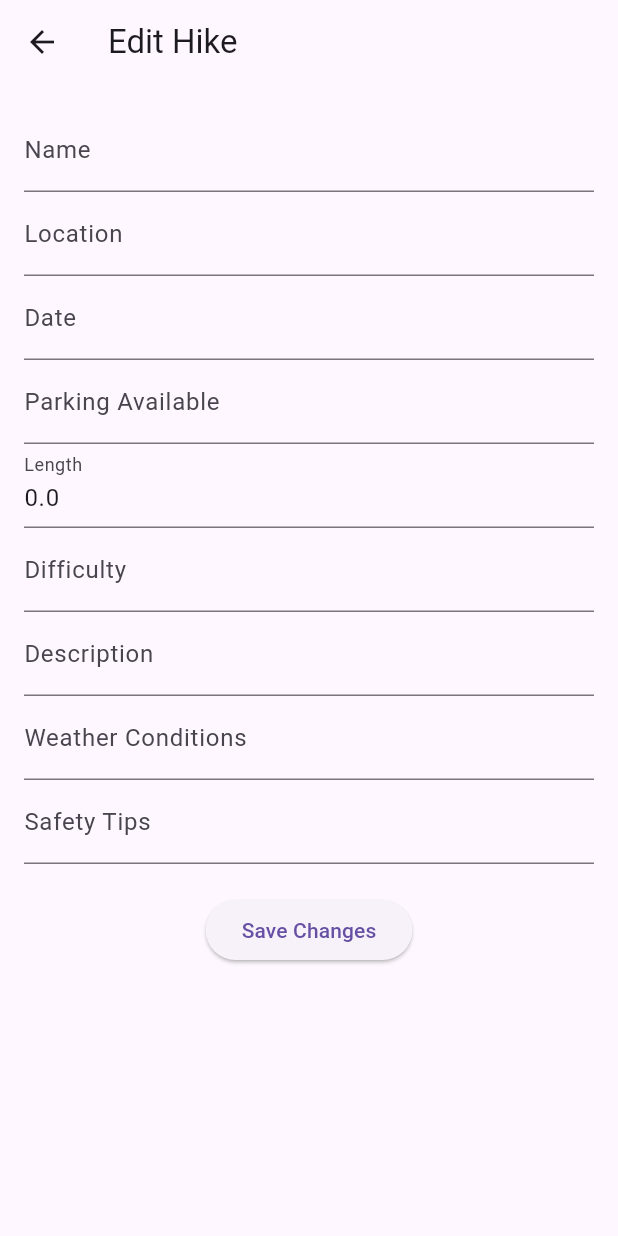
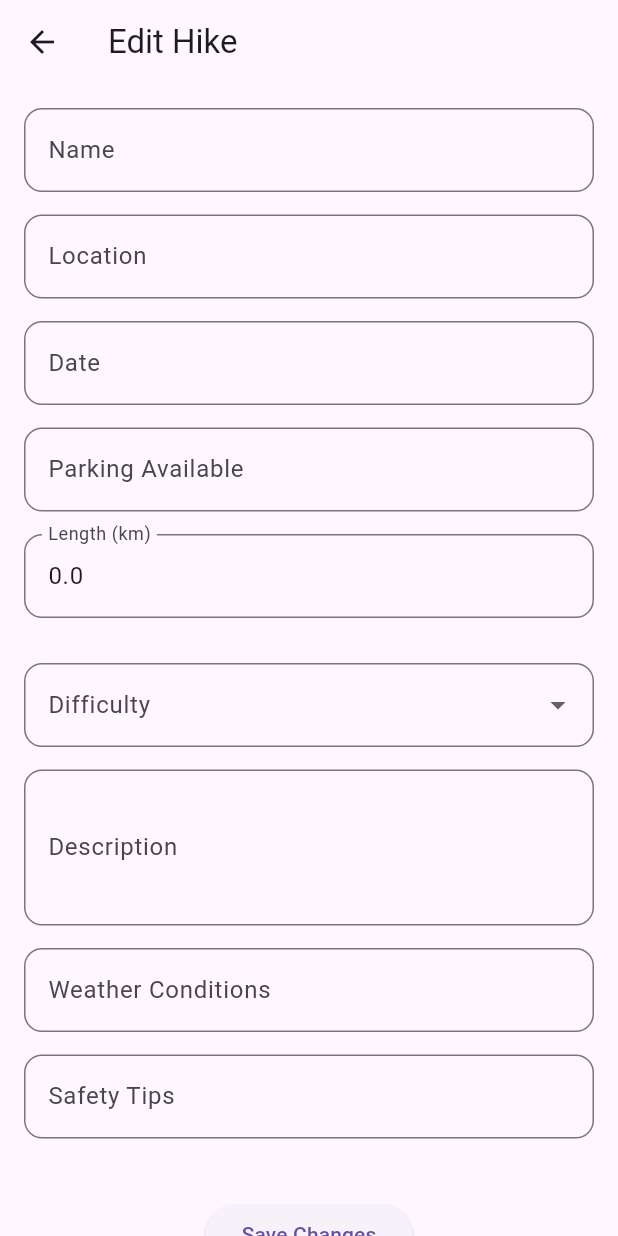
Before and after one commit to Reversefall/Cross_App, a Flutter app: the EditHikeScreen screen opened directly with empty values, on a phone screen of 412 x 824 dp. Run offline on Flutter 3.47's test engine with Material 3 defaults, Android fonts, the phone set to English and light mode, and no system bars; our stand-ins replace sqflite; accounts and stored records are empty.

Commit message:
fix UI and add toast

```diff
--- a/lib/screens/edit_hike_screen.dart
+++ b/lib/screens/edit_hike_screen.dart
@@ -13,19 +13,23 @@ class EditHikeScreen extends StatefulWidget {
 
 class _EditHikeScreenState extends State<EditHikeScreen> {
   final _formKey = GlobalKey<FormState>();
+
   late TextEditingController _nameController;
   late TextEditingController _locationController;
   late TextEditingController _dateController;
   late TextEditingController _parkingController;
   late TextEditingController _lengthController;
-  late TextEditingController _difficultyController;
   late TextEditingController _descriptionController;
   late TextEditingController _weatherConditionsController;
   late TextEditingController _safetyTipsController;
 
+  String? _selectedDifficulty;
+  final List<String> _difficultyItems = ["Easy", "Medium", "Hard"];
+
   @override
   void initState() {
     super.initState();
+
     _nameController = TextEditingController(text: widget.hike.name);
     _locationController = TextEditingController(text: widget.hike.location);
     _dateController = TextEditingController(text: widget.hike.date);
@@ -35,7 +39,6 @@ class _EditHikeScreenState extends State<EditHikeScreen> {
     _lengthController = TextEditingController(
       text: widget.hike.length.toString(),
     );
-    _difficultyController = TextEditingController(text: widget.hike.difficulty);
     _descriptionController = TextEditingController(
       text: widget.hike.description,
     );
@@ -43,84 +46,72 @@ class _EditHikeScreenState extends State<EditHikeScreen> {
       text: widget.hike.weatherConditions,
     );
     _safetyTipsController = TextEditingController(text: widget.hike.safetyTips);
-  }
 
-  @override
-  void dispose() {
-    _nameController.dispose();
-    _locationController.dispose();
-    _dateController.dispose();
-    _parkingController.dispose();
-    _lengthController.dispose();
-    _difficultyController.dispose();
-    _descriptionController.dispose();
-    _weatherConditionsController.dispose();
-    _safetyTipsController.dispose();
-    super.dispose();
+    _selectedDifficulty = widget.hike.difficulty;
   }
 
   @override
   Widget build(BuildContext context) {
     return Scaffold(
       appBar: AppBar(title: Text('Edit Hike')),
-      body: Padding(
-        padding: const EdgeInsets.all(16.0),
+      body: SingleChildScrollView(
+        padding: const EdgeInsets.all(16),
         child: Form(
           key: _formKey,
           child: Column(
             children: [
-              TextFormField(
-                controller: _nameController,
-                decoration: InputDecoration(labelText: 'Name'),
+              _buildTextField(_nameController, "Name", true),
+              _buildTextField(_locationController, "Location", true),
+              _buildTextField(_dateController, "Date", true),
+              _buildTextField(_parkingController, "Parking Available", true),
+              _buildTextField(
+                _lengthController,
+                "Length (km)",
+                true,
+                number: true,
+              ),
+
+              SizedBox(height: 15),
+
+              // --- Dropdown Difficulty ---
+              DropdownButtonFormField<String>(
+                decoration: InputDecoration(
+                  labelText: "Difficulty",
+                  border: OutlineInputBorder(
+                    borderRadius: BorderRadius.circular(12),
+                  ),
+                ),
+                value: _selectedDifficulty,
+                items: _difficultyItems.map((d) {
+                  return DropdownMenuItem(value: d, child: Text(d));
+                }).toList(),
+                onChanged: (value) =>
+                    setState(() => _selectedDifficulty = value),
                 validator: (value) =>
-                    value!.isEmpty ? 'Please enter a name' : null,
+                    value == null ? "Please select difficulty" : null,
               ),
-              TextFormField(
-                controller: _locationController,
-                decoration: InputDecoration(labelText: 'Location'),
-                validator: (value) =>
-                    value!.isEmpty ? 'Please enter a location' : null,
+
+              SizedBox(height: 15),
+
+              _buildTextField(
+                _descriptionController,
+                "Description",
+                false,
+                maxLines: 3,
               ),
-              TextFormField(
-                controller: _dateController,
-                decoration: InputDecoration(labelText: 'Date'),
-                validator: (value) =>
-                    value!.isEmpty ? 'Please enter a date' : null,
+              _buildTextField(
+                _weatherConditionsController,
+                "Weather Conditions",
+                false,
               ),
-              TextFormField(
-                controller: _parkingController,
-                decoration: InputDecoration(labelText: 'Parking Available'),
-                validator: (value) =>
-                    value!.isEmpty ? 'Please specify parking' : null,
-              ),
-              TextFormField(
-                controller: _lengthController,
-                decoration: InputDecoration(labelText: 'Length'),
-                validator: (value) =>
-                    value!.isEmpty ? 'Please enter the length' : null,
-              ),
-              TextFormField(
-                controller: _difficultyController,
-                decoration: InputDecoration(labelText: 'Difficulty'),
-                validator: (value) =>
-                    value!.isEmpty ? 'Please enter difficulty level' : null,
-              ),
-              TextFormField(
-                controller: _descriptionController,
-                decoration: InputDecoration(labelText: 'Description'),
-              ),
-              TextFormField(
-                controller: _weatherConditionsController,
-                decoration: InputDecoration(labelText: 'Weather Conditions'),
-              ),
-              TextFormField(
-                controller: _safetyTipsController,
-                decoration: InputDecoration(labelText: 'Safety Tips'),
-              ),
-              SizedBox(height: 20),
+              _buildTextField(_safetyTipsController, "Safety Tips", false),
+
+              SizedBox(height: 25),
+
               ElevatedButton(
                 onPressed: () async {
-                  if (_formKey.currentState!.validate()) {
+                  if (!_formKey.currentState!.validate()) return;
+
                   final confirm = await showDialog<bool>(
                     context: context,
                     builder: (context) {
@@ -130,43 +121,17 @@ class _EditHikeScreenState extends State<EditHikeScreen> {
                         ),
                         title: Text(
                           "Confirm Update",
-                            style: TextStyle(
-                              fontWeight: FontWeight.bold,
-                              fontSize: 20,
+                          style: TextStyle(fontWeight: FontWeight.bold),
                         ),
-                          ),
-                          content: Text(
-                            "Do you want to update the changes?",
-                            style: TextStyle(fontSize: 16),
-                          ),
-                          actionsPadding: EdgeInsets.only(right: 12, bottom: 8),
+                        content: Text("Do you want to update the changes?"),
                         actions: [
                           TextButton(
-                              child: Text(
-                                "Cancel",
-                                style: TextStyle(fontSize: 16),
-                              ),
                             onPressed: () => Navigator.pop(context, false),
+                            child: Text("Cancel"),
                           ),
                           ElevatedButton(
-                              style: ElevatedButton.styleFrom(
-                                backgroundColor: Colors.blue,
-                                shape: RoundedRectangleBorder(
-                                  borderRadius: BorderRadius.circular(12),
-                                ),
-                                padding: EdgeInsets.symmetric(
-                                  horizontal: 20,
-                                  vertical: 10,
-                                ),
-                              ),
-                              child: Text(
-                                "Update",
-                                style: TextStyle(
-                                  color: Colors.white,
-                                  fontSize: 16,
-                                ),
-                              ),
                             onPressed: () => Navigator.pop(context, true),
+                            child: Text("Update"),
                           ),
                         ],
                       );
@@ -181,7 +146,7 @@ class _EditHikeScreenState extends State<EditHikeScreen> {
                       date: _dateController.text,
                       parkingAvailable: _parkingController.text,
                       length: double.parse(_lengthController.text),
-                        difficulty: _difficultyController.text,
+                      difficulty: _selectedDifficulty!,
                       description: _descriptionController.text,
                       weatherConditions: _weatherConditionsController.text,
                       safetyTips: _safetyTipsController.text,
@@ -197,13 +162,10 @@ class _EditHikeScreenState extends State<EditHikeScreen> {
                         shape: RoundedRectangleBorder(
                           borderRadius: BorderRadius.circular(12),
                         ),
-                          duration: Duration(seconds: 2),
                       ),
                     );
 
                     Navigator.pop(context, true);
-
-                    }
                   }
                 },
                 child: Text('Save Changes'),
@@ -214,4 +176,28 @@ class _EditHikeScreenState extends State<EditHikeScreen> {
       ),
     );
   }
+
+  Widget _buildTextField(
+    TextEditingController controller,
+    String label,
+    bool required, {
+    bool number = false,
+    int maxLines = 1,
+  }) {
+    return Padding(
+      padding: const EdgeInsets.only(bottom: 15),
+      child: TextFormField(
+        controller: controller,
+        keyboardType: number ? TextInputType.number : TextInputType.text,
+        maxLines: maxLines,
+        decoration: InputDecoration(
+          labelText: label,
+          border: OutlineInputBorder(borderRadius: BorderRadius.circular(12)),
+        ),
+        validator: required
+            ? (value) => value!.isEmpty ? "Please enter $label" : null
+            : null,
+      ),
+    );
   }
+}
```
Also changed, not shown: lib/screens/add_hike_screen.dart (+67 -47 lines). Lines whose indentation alone changed are shown as unchanged.
